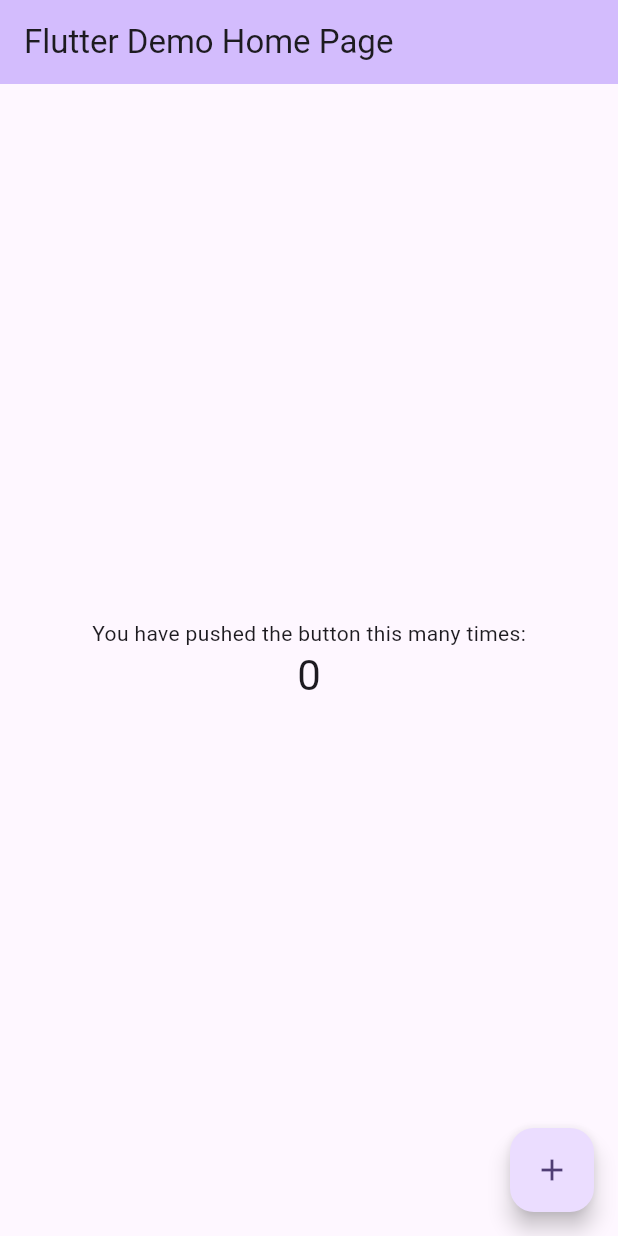
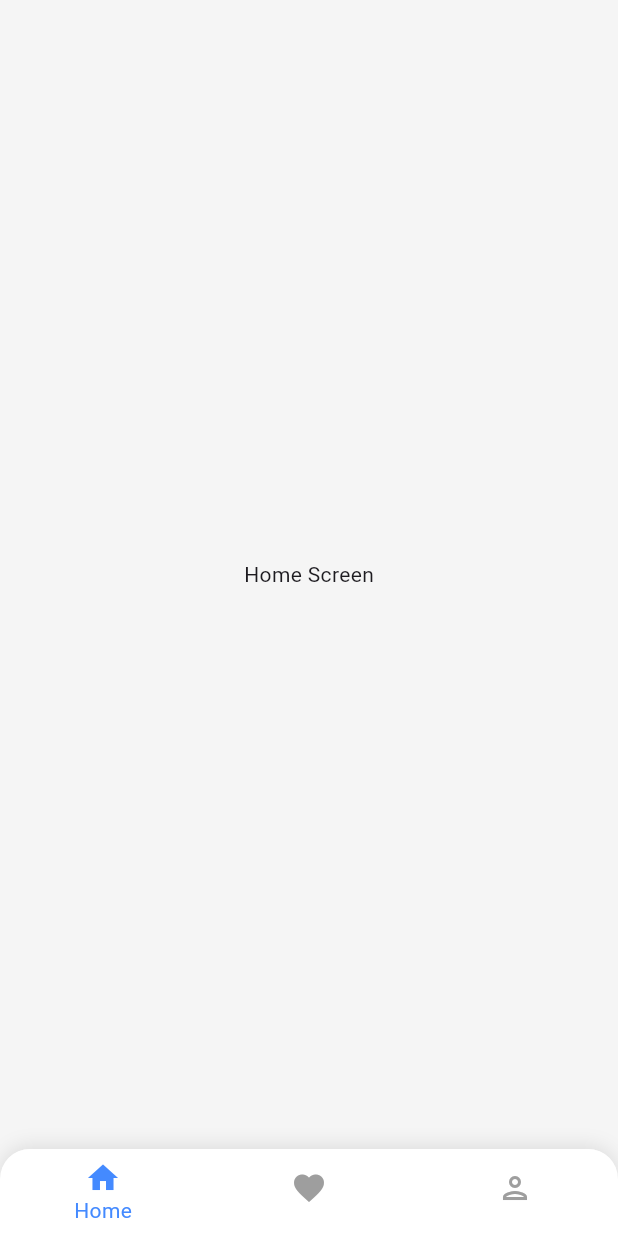
Before and after one commit to Lahiru075/SimpleCart, a Flutter app: the screen it shows after launch, on a phone screen of 412 x 824 dp. Run offline on Flutter 3.47's test engine with Material 3 defaults, Android fonts, the phone set to English and light mode, and no system bars.

Commit message:
Initial UI setup with Custom Bottom Nav

```diff
--- a/simple_cart_app_fe/lib/main.dart
+++ b/simple_cart_app_fe/lib/main.dart
@@ -1,4 +1,5 @@
 import 'package:flutter/material.dart';
+import 'screens/main_screen.dart';
 
 void main() {
   runApp(const MyApp());
@@ -7,116 +8,17 @@ void main() {
 class MyApp extends StatelessWidget {
   const MyApp({super.key});
 
-  // This widget is the root of your application.
   @override
   Widget build(BuildContext context) {
     return MaterialApp(
-      title: 'Flutter Demo',
+      debugShowCheckedModeBanner: false,
+      title: 'Simple Cart App',
       theme: ThemeData(
-        // This is the theme of your application.
-        //
-        // TRY THIS: Try running your application with "flutter run". You'll see
-        // the application has a purple toolbar. Then, without quitting the app,
-        // try changing the seedColor in the colorScheme below to Colors.green
-        // and then invoke "hot reload" (save your changes or press the "hot
-        // reload" button in a Flutter-supported IDE, or press "r" if you used
-        // the command line to start the app).
-        //
-        // Notice that the counter didn't reset back to zero; the application
-        // state is not lost during the reload. To reset the state, use hot
-        // restart instead.
-        //
-        // This works for code too, not just values: Most code changes can be
-        // tested with just a hot reload.
-        colorScheme: .fromSeed(seedColor: Colors.deepPurple),
+        primarySwatch: Colors.blue,
+        scaffoldBackgroundColor: Colors.grey[100],
+        useMaterial3: true,
       ),
-      home: const MyHomePage(title: 'Flutter Demo Home Page'),
+      home: const MainScreen(),
     );
   }
 }
-
-class MyHomePage extends StatefulWidget {
-  const MyHomePage({super.key, required this.title});
-
-  // This widget is the home page of your application. It is stateful, meaning
-  // that it has a State object (defined below) that contains fields that affect
-  // how it looks.
-
-  // This class is the configuration for the state. It holds the values (in this
-  // case the title) provided by the parent (in this case the App widget) and
-  // used by the build method of the State. Fields in a Widget subclass are
-  // always marked "final".
-
-  final String title;
-
-  @override
-  State<MyHomePage> createState() => _MyHomePageState();
-}
-
-class _MyHomePageState extends State<MyHomePage> {
-  int _counter = 0;
-
-  void _incrementCounter() {
-    setState(() {
-      // This call to setState tells the Flutter framework that something has
-      // changed in this State, which causes it to rerun the build method below
-      // so that the display can reflect the updated values. If we changed
-      // _counter without calling setState(), then the build method would not be
-      // called again, and so nothing would appear to happen.
-      _counter++;
-    });
-  }
-
-  @override
-  Widget build(BuildContext context) {
-    // This method is rerun every time setState is called, for instance as done
-    // by the _incrementCounter method above.
-    //
-    // The Flutter framework has been optimized to make rerunning build methods
-    // fast, so that you can just rebuild anything that needs updating rather
-    // than having to individually change instances of widgets.
-    return Scaffold(
-      appBar: AppBar(
-        // TRY THIS: Try changing the color here to a specific color (to
-        // Colors.amber, perhaps?) and trigger a hot reload to see the AppBar
-        // change color while the other colors stay the same.
-        backgroundColor: Theme.of(context).colorScheme.inversePrimary,
-        // Here we take the value from the MyHomePage object that was created by
-        // the App.build method, and use it to set our appbar title.
-        title: Text(widget.title),
-      ),
-      body: Center(
-        // Center is a layout widget. It takes a single child and positions it
-        // in the middle of the parent.
-        child: Column(
-          // Column is also a layout widget. It takes a list of children and
-          // arranges them vertically. By default, it sizes itself to fit its
-          // children horizontally, and tries to be as tall as its parent.
-          //
-          // Column has various properties to control how it sizes itself and
-          // how it positions its children. Here we use mainAxisAlignment to
-          // center the children vertically; the main axis here is the vertical
-          // axis because Columns are vertical (the cross axis would be
-          // horizontal).
-          //
-          // TRY THIS: Invoke "debug painting" (choose the "Toggle Debug Paint"
-          // action in the IDE, or press "p" in the console), to see the
-          // wireframe for each widget.
-          mainAxisAlignment: .center,
-          children: [
-            const Text('You have pushed the button this many times:'),
-            Text(
-              '$_counter',
-              style: Theme.of(context).textTheme.headlineMedium,
-            ),
-          ],
-        ),
-      ),
-      floatingActionButton: FloatingActionButton(
-        onPressed: _incrementCounter,
-        tooltip: 'Increment',
-        child: const Icon(Icons.add),
-      ),
-    );
-  }
-}
--- /dev/null
+++ b/simple_cart_app_fe/lib/screens/main_screen.dart
@@ -0,0 +1,36 @@
+import 'package:flutter/material.dart';
+import '../widgets/custom_bottom_nav.dart';
+
+class MainScreen extends StatefulWidget{
+  const MainScreen({super.key});
+
+  @override
+  State<MainScreen> createState() => _MainScreenState();
+}
+
+class _MainScreenState extends State<MainScreen>{
+  int _selectedIndex = 0;
+
+  final List<Widget> _screens = [
+    const Center(child: Text('Home Screen')),
+    const Center(child: Text('Wishlist Screen')),
+    const Center(child: Text('Profile Screen')),
+  ];
+
+  void _onItemTapped(int index){
+    setState(() {
+      _selectedIndex = index;
+    });
+  }
+
+  @override
+  Widget build(BuildContext context) {
+    return Scaffold(
+      body: _screens[_selectedIndex],
+      bottomNavigationBar: CustomeBottomNav(
+        currentIndex: _selectedIndex,
+        onTap: _onItemTapped,
+      ),
+    );
+  }
+}
--- /dev/null
+++ b/simple_cart_app_fe/lib/widgets/custom_bottom_nav.dart
@@ -0,0 +1,66 @@
+import 'package:flutter/material.dart';
+
+class CustomeBottomNav extends StatelessWidget {
+  final int currentIndex;
+  final Function(int) onTap;
+
+  const CustomeBottomNav({
+    super.key,
+    required this.currentIndex,
+    required this.onTap,
+  });
+
+  @override
+  Widget build(BuildContext context) {
+    return Container(
+      decoration: BoxDecoration(
+        color: Colors.white,
+        borderRadius: const BorderRadius.only(
+          topLeft: Radius.circular(20),
+          topRight: Radius.circular(20),
+        ),
+        boxShadow: [
+          BoxShadow(
+            color: Colors.black.withOpacity(0.1),
+            blurRadius: 10,
+            offset: const Offset(0, -2),
+          ),
+        ],
+      ),
+      child: ClipRRect(
+        borderRadius: const BorderRadius.only(
+          topLeft: Radius.circular(20),
+          topRight: Radius.circular(20),
+        ),
+        child: BottomNavigationBar(
+          currentIndex: currentIndex,
+          onTap: onTap,
+          backgroundColor: Colors.white,
+          selectedItemColor: Colors.blueAccent,
+          unselectedItemColor: Colors.grey,
+          showSelectedLabels: true,
+          showUnselectedLabels: false,
+          type: BottomNavigationBarType.fixed,
+          items: const [
+            BottomNavigationBarItem(
+              icon: Icon(Icons.home_outlined),
+              activeIcon: Icon(Icons.home),
+              label: 'Home',
+            ),
+            BottomNavigationBarItem(
+              icon: Icon(Icons.favorite_outlined),
+              activeIcon: Icon(Icons.favorite),
+              label: 'Wishlist',
+            ),
+            BottomNavigationBarItem(
+              icon: Icon(Icons.person_outlined),
+              activeIcon: Icon(Icons.person),
+              label: 'Profile',
+            ),
+          ],
+        ),
+
+      ),
+    );
+  }
+}
```
